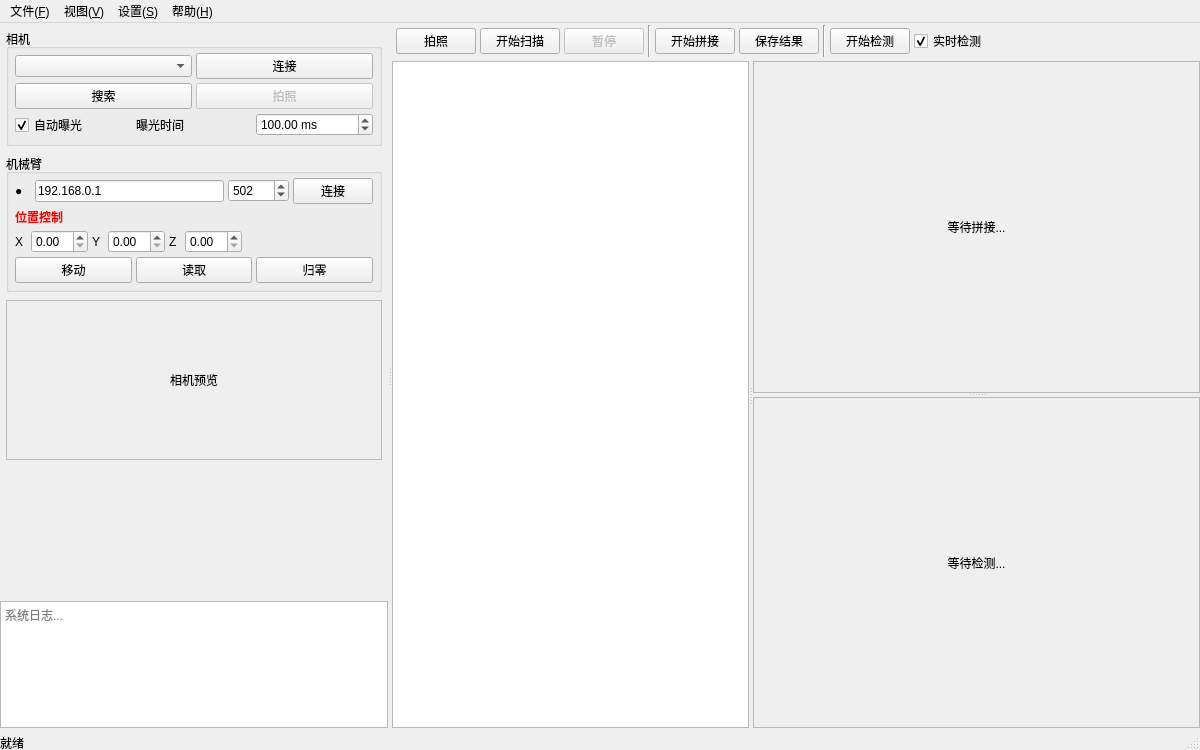
This is ui/MainWindow.ui in choushunn/ArmSightStitch as Qt 5 draws it before an edit. The edited form follows.
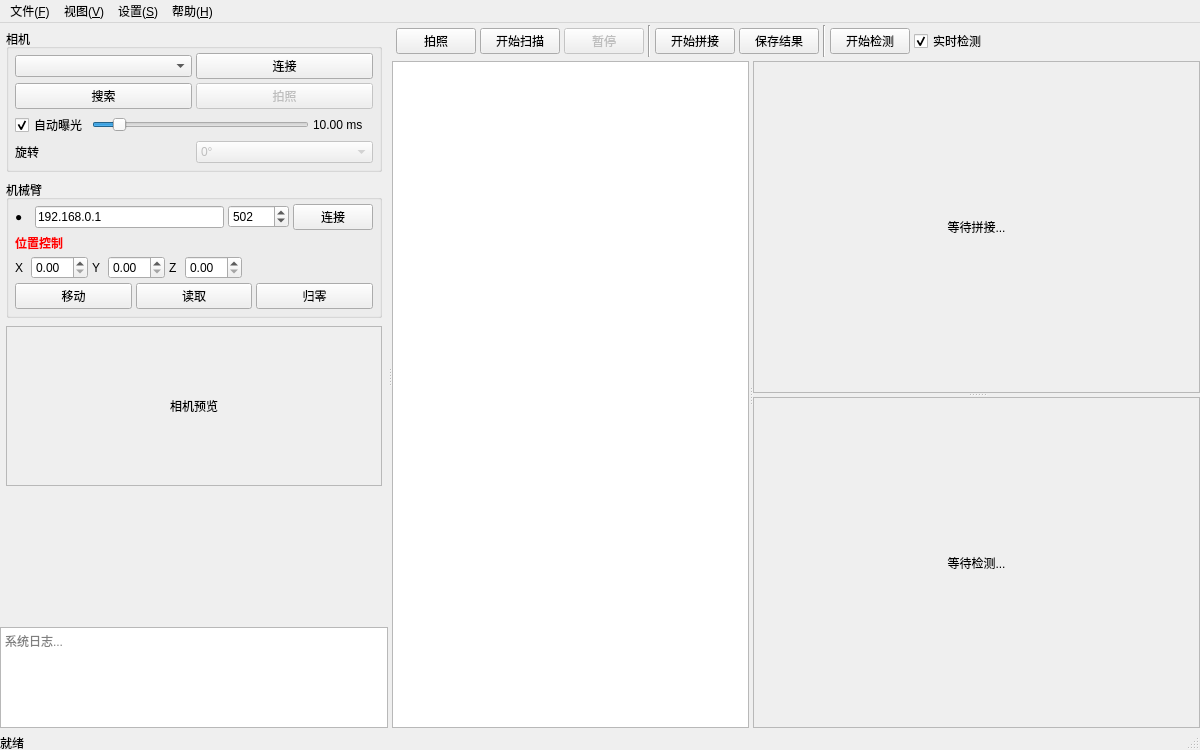
This is the edited form.

Diff of the .ui file:
```diff
--- a/ui/MainWindow.ui
+++ b/ui/MainWindow.ui
@@ -102,18 +102,39 @@
                  </widget>
                 </item>
                 <item>
-                 <widget class="QLabel" name="exposureTimeLabel">
-                  <property name="text"><string>曝光时间</string></property>
+                 <widget class="QSlider" name="exposureSlider">
+                  <property name="orientation"><enum>Qt::Orientation::Horizontal</enum></property>
+                  <property name="minimum"><number>1</number></property>
+                  <property name="maximum"><number>10000</number></property>
+                  <property name="value"><number>1000</number></property>
+                  <property name="singleStep"><number>10</number></property>
+                  <property name="pageStep"><number>100</number></property>
                  </widget>
                 </item>
                 <item>
-                 <widget class="QDoubleSpinBox" name="exposureTimeSpin">
-                  <property name="decimals"><number>2</number></property>
-                  <property name="minimum"><double>0.01</double></property>
-                  <property name="maximum"><double>10000.00</double></property>
-                  <property name="value"><double>100.00</double></property>
-                  <property name="suffix"><string> ms</string></property>
-                  <property name="singleStep"><double>10.00</double></property>
+                 <widget class="QLabel" name="exposureValueLabel">
+                  <property name="minimumSize"><size><width>60</width><height>0</height></size></property>
+                  <property name="text"><string>10.00 ms</string></property>
+                  <property name="alignment"><enum>Qt::AlignmentFlag::AlignRight|Qt::AlignmentFlag::AlignVCenter</enum></property>
+                 </widget>
+                </item>
+               </layout>
+              </item>
+              <item>
+               <layout class="QHBoxLayout" name="cameraRotationRow">
+                <property name="spacing"><number>4</number></property>
+                <item>
+                 <widget class="QLabel" name="rotationLabel">
+                  <property name="text"><string>旋转</string></property>
+                 </widget>
+                </item>
+                <item>
+                 <widget class="QComboBox" name="rotationCombo">
+                  <property name="enabled"><bool>false</bool></property>
+                  <item><property name="text"><string>0°</string></property></item>
+                  <item><property name="text"><string>90°</string></property></item>
+                  <item><property name="text"><string>180°</string></property></item>
+                  <item><property name="text"><string>270°</string></property></item>
                  </widget>
                 </item>
                </layout>
```
